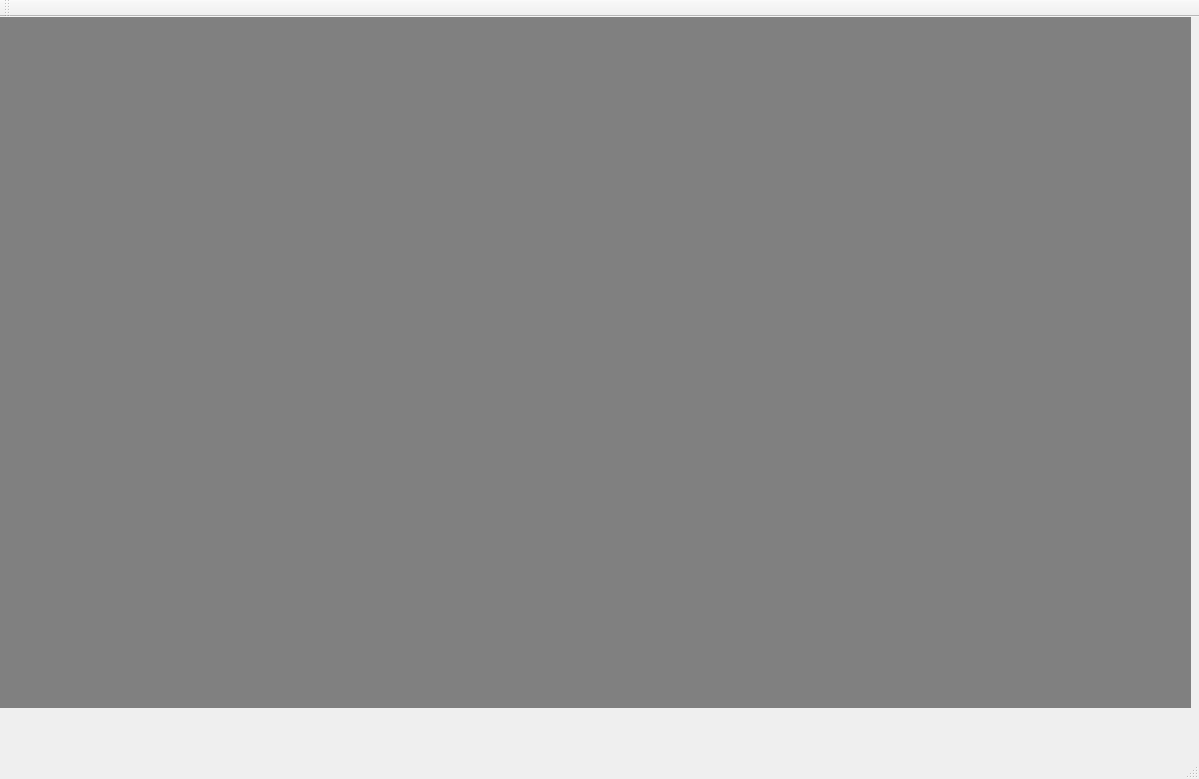
Qt form team-algorithms-oop/gui/mainwindow.ui (starquell/team-algorithms-oop) before a commit.
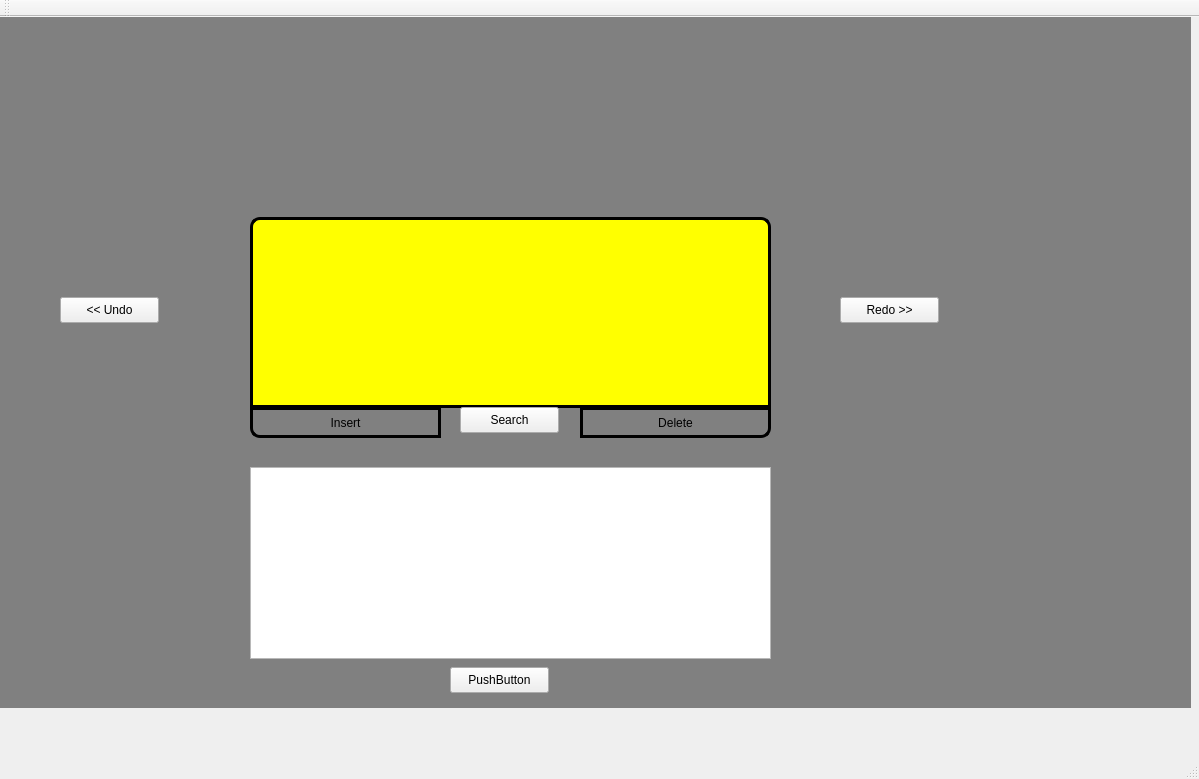
The same form after that commit. The open tabs and pages were chosen to show the change. Icons and pictures are not drawn.

The edit to the form file:
```diff
--- a/team-algorithms-oop/gui/mainwindow.ui
+++ b/team-algorithms-oop/gui/mainwindow.ui
@@ -249,7 +249,150 @@
      <zorder>Greater</zorder>
      <zorder>label</zorder>
     </widget>
-    <widget class="QWidget" name="page_3"/>
+    <widget class="QWidget" name="page_3">
+     <widget class="QPushButton" name="InsertButton">
+      <property name="geometry">
+       <rect>
+        <x>250</x>
+        <y>390</y>
+        <width>191</width>
+        <height>31</height>
+       </rect>
+      </property>
+      <property name="styleSheet">
+       <string notr="true">#InsertButton{
+background-color:transparent;
+border-style: solid;
+border-width: 3px;
+border-bottom-left-radius:10px;
+border-color:black;
+}
+
+#InsertButton:hover{
+background-color:silver;
+}
+
+#InsertButton:pressed{
+background-color:white;
+}</string>
+      </property>
+      <property name="text">
+       <string>Insert</string>
+      </property>
+     </widget>
+     <widget class="QTextEdit" name="textEdit">
+      <property name="geometry">
+       <rect>
+        <x>250</x>
+        <y>200</y>
+        <width>521</width>
+        <height>191</height>
+       </rect>
+      </property>
+      <property name="styleSheet">
+       <string notr="true">#textEdit{
+background-color:yellow;
+border-style:solid;
+border-top-right-radius:10px;
+border-top-left-radius:10px;
+border-width:3px;
+}
+</string>
+      </property>
+     </widget>
+     <widget class="QPushButton" name="DeleteButton">
+      <property name="geometry">
+       <rect>
+        <x>580</x>
+        <y>390</y>
+        <width>191</width>
+        <height>31</height>
+       </rect>
+      </property>
+      <property name="styleSheet">
+       <string notr="true">#DeleteButton{
+background-color:transparent;
+border-style: solid;
+border-width: 3px;
+border-bottom-right-radius:10px;
+border-color:black;
+}
+
+#DeleteButton:hover{
+background-color:silver;
+}
+
+#DeleteButton:pressed{
+background-color:white;
+}</string>
+      </property>
+      <property name="text">
+       <string>Delete</string>
+      </property>
+     </widget>
+     <widget class="QPushButton" name="Undo">
+      <property name="geometry">
+       <rect>
+        <x>60</x>
+        <y>280</y>
+        <width>99</width>
+        <height>26</height>
+       </rect>
+      </property>
+      <property name="text">
+       <string>&lt;&lt; Undo</string>
+      </property>
+     </widget>
+     <widget class="QPushButton" name="Redo">
+      <property name="geometry">
+       <rect>
+        <x>840</x>
+        <y>280</y>
+        <width>99</width>
+        <height>26</height>
+       </rect>
+      </property>
+      <property name="text">
+       <string>Redo &gt;&gt;</string>
+      </property>
+     </widget>
+     <widget class="QPushButton" name="Search">
+      <property name="geometry">
+       <rect>
+        <x>460</x>
+        <y>390</y>
+        <width>99</width>
+        <height>26</height>
+       </rect>
+      </property>
+      <property name="text">
+       <string>Search</string>
+      </property>
+     </widget>
+     <widget class="QTextBrowser" name="textBrowser">
+      <property name="geometry">
+       <rect>
+        <x>250</x>
+        <y>450</y>
+        <width>521</width>
+        <height>192</height>
+       </rect>
+      </property>
+     </widget>
+     <widget class="QPushButton" name="pushButton">
+      <property name="geometry">
+       <rect>
+        <x>450</x>
+        <y>650</y>
+        <width>99</width>
+        <height>26</height>
+       </rect>
+      </property>
+      <property name="text">
+       <string>PushButton</string>
+      </property>
+     </widget>
+    </widget>
    </widget>
   </widget>
   <widget class="QMenuBar" name="menuBar">
```
Left out of the diff: 2 changed lines with no effect on the pictures.
